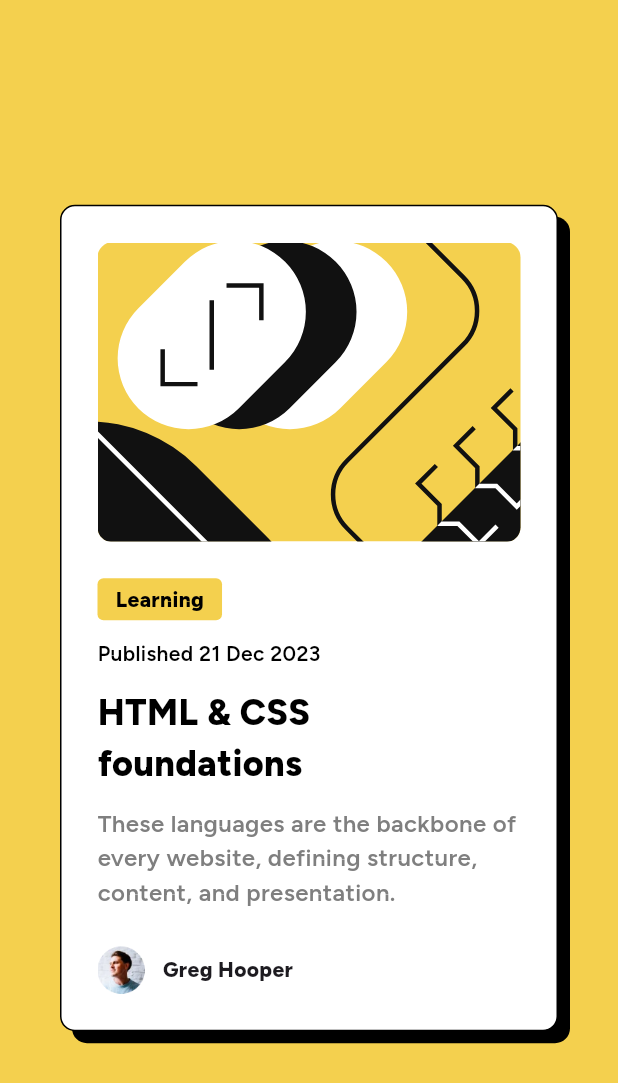
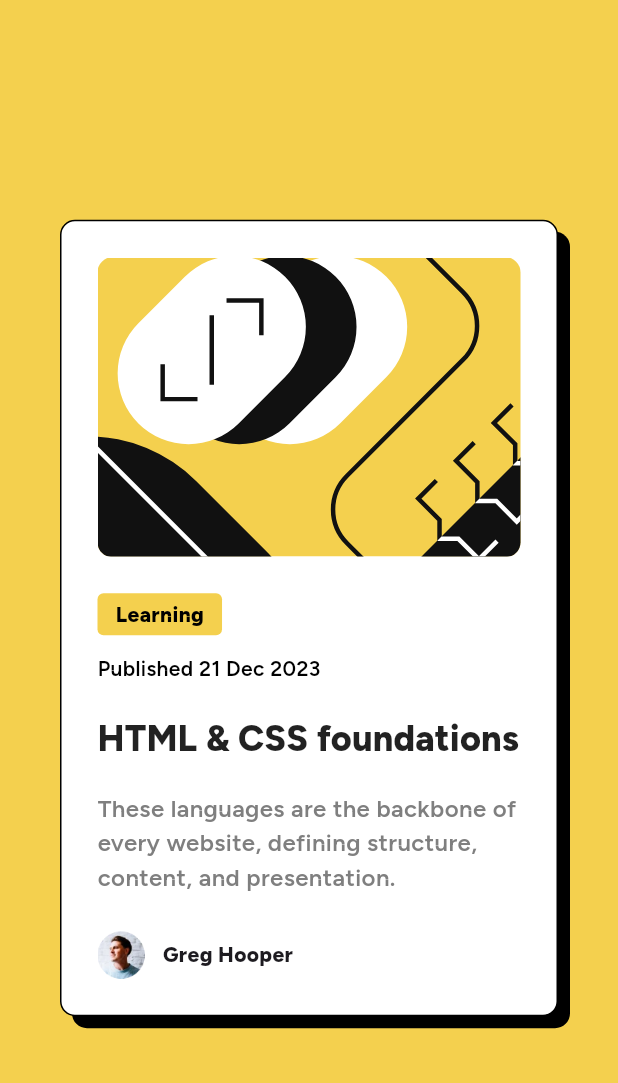
Before and after one commit to VillageR88/flutter_blog_preview_card, a Flutter app: the screen it shows after launch, on a phone screen of 412 x 824 dp. Shown: the top 1083 px of the screen. Run offline on Flutter 3.47's test engine with Material 3 defaults, Android fonts, the phone set to English and light mode, and no system bars; our stand-ins replace flutter_svg.

Commit message:
styling button element while trying to actually understand flutter mechanism
Signed-off-by: VillageR88 <villager88pl@gmail.com>

```diff
--- a/lib/main.dart
+++ b/lib/main.dart
@@ -20,10 +20,17 @@ class MyApp extends StatelessWidget {
   }
 }
 
-class MyHomePage extends StatelessWidget {
+class MyHomePage extends StatefulWidget {
   const MyHomePage({super.key, required this.title});
 
   final String title;
+
+  @override
+  MyHomePageState createState() => MyHomePageState();
+}
+
+class MyHomePageState extends State<MyHomePage> {
+  bool isButtonHovered = false;
 
   @override
   Widget build(BuildContext context) {
@@ -37,7 +44,8 @@ class MyHomePage extends StatelessWidget {
             padding: const EdgeInsets.all(40),
             color: const Color(0xFFF4D04E),
             child: Center(
-              child: Container(
+              child: AnimatedContainer(
+                duration: const Duration(milliseconds: 150),
                 width: 384,
                 constraints: const BoxConstraints(
                   minHeight: 522,
@@ -45,11 +53,13 @@ class MyHomePage extends StatelessWidget {
                 decoration: BoxDecoration(
                   color: const Color.fromARGB(255, 255, 255, 255),
                   borderRadius: BorderRadius.circular(10),
-                  boxShadow: const [
+                  boxShadow: [
                     BoxShadow(
                       color: Colors.black,
                       blurRadius: 0,
-                      offset: Offset(8, 8),
+                      offset: isButtonHovered
+                          ? const Offset(16, 16)
+                          : const Offset(8, 8),
                     ),
                   ],
                   border: Border.all(
@@ -101,12 +111,44 @@ class MyHomePage extends StatelessWidget {
                                 fontWeight: FontWeight.w600),
                           ),
                           const SizedBox(height: 12),
-                          const Text(
-                            'HTML & CSS foundations',
-                            style: TextStyle(
-                                color: Colors.black,
-                                fontSize: 24,
-                                fontWeight: FontWeight.w800),
+                          MouseRegion(
+                            onEnter: (_) =>
+                                setState(() => isButtonHovered = true),
+                            onExit: (_) =>
+                                setState(() => isButtonHovered = false),
+                            child: TextButton(
+                              style: ButtonStyle(
+                                backgroundColor: WidgetStateProperty.all(
+                                  const Color.fromARGB(255, 255, 255, 255),
+                                ),
+                                padding: WidgetStateProperty.all(
+                                  const EdgeInsets.symmetric(
+                                    horizontal: 0,
+                                    vertical: 0,
+                                  ),
+                                ),
+                                overlayColor:
+                                    WidgetStateProperty.all(Colors.transparent),
+                                foregroundColor:
+                                    WidgetStateProperty.resolveWith((states) {
+                                  if (states.contains(WidgetState.hovered)) {
+                                    return const Color(0xFFF4D04E);
+                                  }
+                                  return Colors.black87;
+                                }),
+                                animationDuration: const Duration(
+                                    milliseconds:
+                                        150), // Adjust the duration here
+                              ),
+                              child: const Text(
+                                'HTML & CSS foundations',
+                                style: TextStyle(
+                                  fontSize: 24,
+                                  fontWeight: FontWeight.w800,
+                                ),
+                              ),
+                              onPressed: () {},
+                            ),
                           ),
                           const SizedBox(height: 12),
                           const Text(
@@ -114,7 +156,7 @@ class MyHomePage extends StatelessWidget {
                             style: TextStyle(
                                 fontSize: 16,
                                 fontWeight: FontWeight.w600,
-                                color: Color.fromRGBO(127, 127, 127, 1)),
+                                color: Color(0xFF7F7F7F)),
                           ),
                         ],
                       ),
--- a/pubspec.yaml
+++ b/pubspec.yaml
@@ -10,7 +10,8 @@ dependencies:
   flutter:
     sdk: flutter
   cupertino_icons: ^1.0.8
-  flutter_svg: ^1.0.0 # Add this line to include the flutter_svg package
+  flutter_svg: ^1.0.0
+  url_launcher: ^6.0.20
 
 dev_dependencies:
   flutter_test:
```
Also changed, not shown: pubspec.lock, 5 other files.
